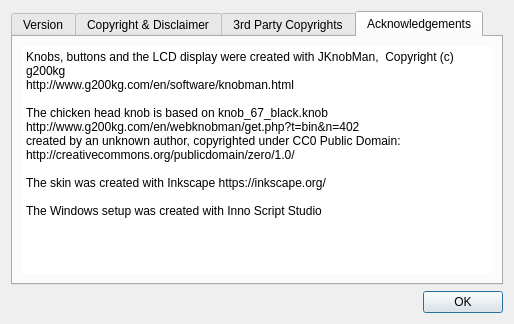
Qt form Toaster/AboutDialog.ui (virango/Toaster) before a commit.
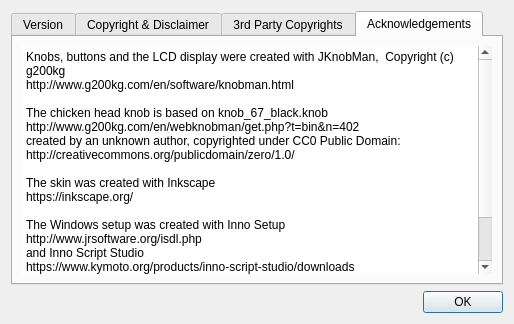
The same form after that commit. The open tabs and pages were chosen to show the change.

Commit message: * mac: preparing release * cretead an install project for Packages * added ubuntu font to setup

```diff
--- a/Toaster/AboutDialog.ui
+++ b/Toaster/AboutDialog.ui
@@ -193,9 +193,16 @@
 created by an unknown author, copyrighted under CC0 Public Domain:
 http://creativecommons.org/publicdomain/zero/1.0/
 
-The skin was created with Inkscape https://inkscape.org/
+The skin was created with Inkscape 
+https://inkscape.org/
 
-The Windows setup was created with Inno Script Studio</string>
+The Windows setup was created with Inno Setup 
+http://www.jrsoftware.org/isdl.php
+and Inno Script Studio
+https://www.kymoto.org/products/inno-script-studio/downloads
+
+The Mac OS X setup was created with Packages
+http://s.sudre.free.fr/Software/Packages/about.html</string>
          </property>
         </widget>
        </item>
```
Left out of the diff: 2 changed lines with no effect on the pictures. The commit also changes 2 other files.
